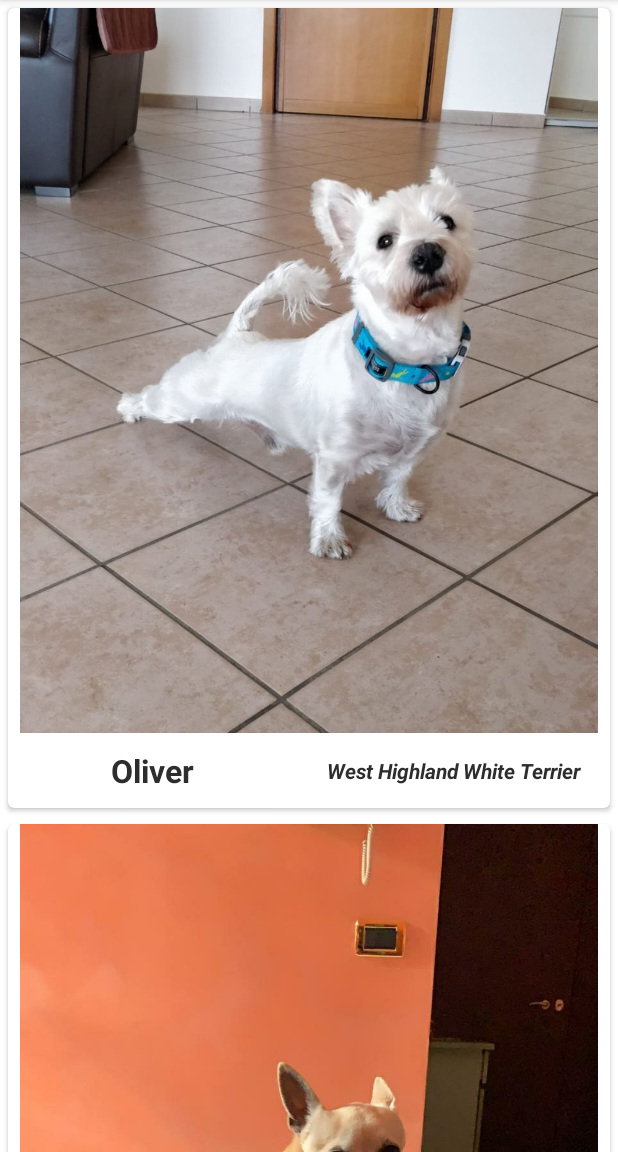
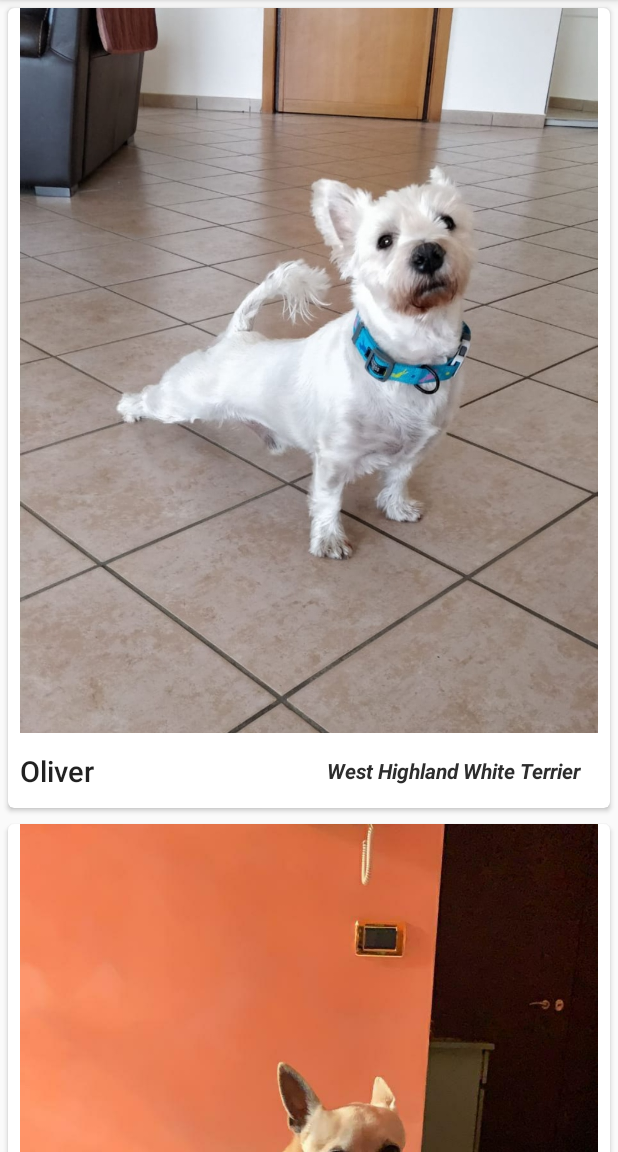
Before and after one commit to ruoccogiovanni/BaooVero, an Android app: the screen it shows after launch once a user with an empty profile is signed in (MainActivity), on a phone screen of 412 x 824 dp, the part 84-1236 px from its top. Run offline under Robolectric (Android 15) with nearby library versions, the phone set to English and light mode, and no system bars.

Commit message:
Aggiunto foto

```diff
--- a/app/src/main/res/layout/activity_main.xml
+++ b/app/src/main/res/layout/activity_main.xml
@@ -5,7 +5,6 @@
     android:id="@+id/dl"
     android:layout_width="match_parent"
     android:layout_height="match_parent"
-    android:background="@android:color/white"
 tools:context="com.example.giovanni.baoovero.MainActivity">
 
     <android.support.v7.widget.RecyclerView
--- a/app/src/main/res/layout/cardview_item_dog.xml
+++ b/app/src/main/res/layout/cardview_item_dog.xml
@@ -1,4 +1,5 @@
 <?xml version="1.0" encoding="utf-8"?>
+
 <android.support.v7.widget.CardView xmlns:android="http://schemas.android.com/apk/res/android"
     xmlns:tools="http://schemas.android.com/tools"
     android:id="@+id/cardview_id"
@@ -35,14 +36,13 @@
             android:id="@+id/dog_name_id"
             android:layout_width="192dp"
             android:layout_height="50dp"
-            android:gravity="center|center_horizontal"
+            android:gravity="center|start|center_horizontal"
             android:text="Dog Name"
-            android:textColor="#2d2d2d"
-            android:textSize="21dp"
-            android:textStyle="bold"
+            android:textAppearance="@style/TextAppearance.AppCompat.Body2"
+            android:textSize="19dp"
             cardview:layout_constraintBottom_toBottomOf="parent"
             cardview:layout_constraintEnd_toStartOf="@+id/textBreed"
-            cardview:layout_constraintStart_toStartOf="parent"
+            cardview:layout_constraintStart_toStartOf="@+id/dog_img_id"
             cardview:layout_constraintTop_toBottomOf="@id/dog_img_id" />
 
         <TextView
@@ -54,7 +54,7 @@
             android:textColor="#2d2d2d"
             android:textSize="14dp"
             android:textStyle="normal|bold|italic"
-            cardview:layout_constraintEnd_toEndOf="parent"
+            cardview:layout_constraintEnd_toEndOf="@+id/dog_img_id"
             cardview:layout_constraintStart_toEndOf="@+id/dog_name_id"
             cardview:layout_constraintTop_toTopOf="@+id/dog_name_id" />
 
--- a/app/src/main/res/layout/navigation_header.xml
+++ b/app/src/main/res/layout/navigation_header.xml
@@ -12,6 +12,6 @@
         android:layout_height="130dp"
         android:layout_marginTop="15dp"
         android:layout_marginBottom="15dp"
-        android:background="@drawable/ic_navigationdog" />
+        android:background="@drawable/ic_dog_navigation" />
 
 </LinearLayout>
--- a/app/src/main/res/values/colors.xml
+++ b/app/src/main/res/values/colors.xml
@@ -2,8 +2,9 @@
 <resources>
     <color name="colorPrimary">#F4B558</color>
     <color name="colorPrimaryDark">#F4B558</color>
+    <color name="coloreprincipalescuro">#A77838</color>
     <color name="colorAccent">#D81B60</color>
-    <color name="bianco">#FFFF</color>
+    <color name="bianco">#FBFF00</color>
     <color name="prova">#F4B558</color>
     <color name="active_dots">#fffafa</color>
     <color name="inactive_dots">#83878b</color>
```
Also changed, not shown: app/src/main/res/drawable/ic_dog_navigation.jpg (added).
